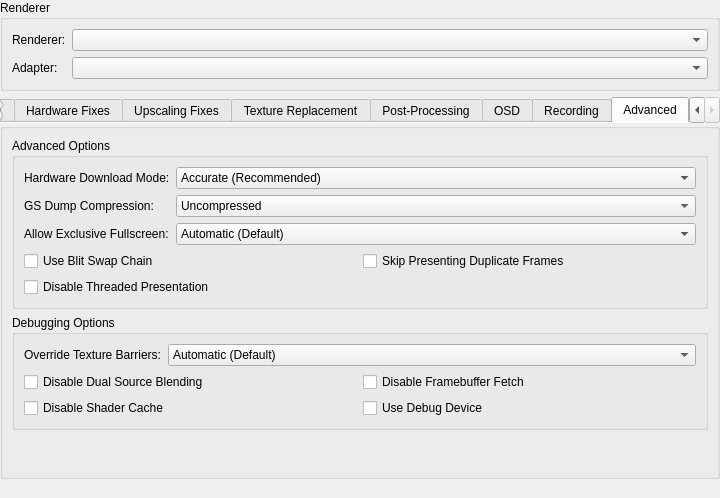
First picture: the form in pcsx2-qt/Settings/GraphicsSettingsWidget.ui, repository PCSX2/pcsx2, before the edit.
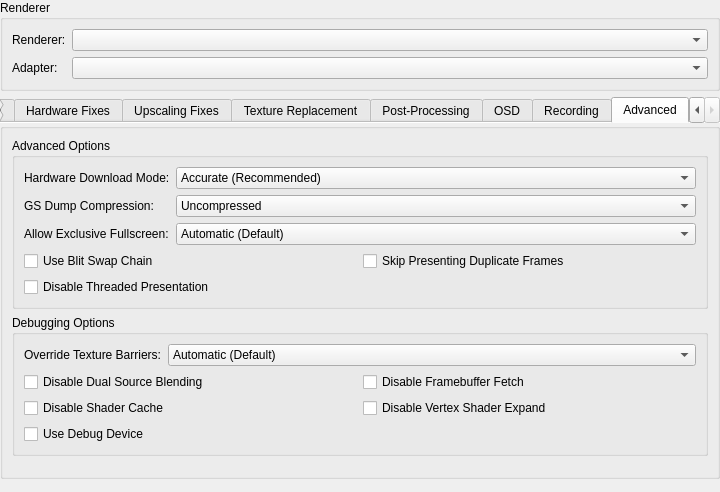
Second picture: the form after the edit. The open tabs and pages were chosen to show the change.

Commit message:
GS: Add option to disable vertex shader expand
And automatically disable it on Fermi (buggy driver).

The edit to the form file:
```diff
--- a/pcsx2-qt/Settings/GraphicsSettingsWidget.ui
+++ b/pcsx2-qt/Settings/GraphicsSettingsWidget.ui
@@ -7,7 +7,7 @@
     <x>0</x>
     <y>0</y>
     <width>720</width>
-    <height>498</height>
+    <height>492</height>
    </rect>
   </property>
   <property name="windowTitle">
@@ -2146,13 +2146,6 @@
           </item>
           <item row="2" column="0" colspan="2">
            <layout class="QGridLayout" name="gridLayout_7">
-            <item row="0" column="0">
-             <widget class="QCheckBox" name="disableDualSource">
-              <property name="text">
-               <string>Disable Dual Source Blending</string>
-              </property>
-             </widget>
-            </item>
             <item row="0" column="1">
              <widget class="QCheckBox" name="disableFramebufferFetch">
               <property name="text">
@@ -2160,10 +2153,10 @@
               </property>
              </widget>
             </item>
-            <item row="1" column="1">
-             <widget class="QCheckBox" name="useDebugDevice">
+            <item row="0" column="0">
+             <widget class="QCheckBox" name="disableDualSource">
               <property name="text">
-               <string>Use Debug Device</string>
+               <string>Disable Dual Source Blending</string>
               </property>
              </widget>
             </item>
@@ -2174,6 +2167,20 @@
               </property>
              </widget>
             </item>
+            <item row="2" column="0">
+             <widget class="QCheckBox" name="useDebugDevice">
+              <property name="text">
+               <string>Use Debug Device</string>
+              </property>
+             </widget>
+            </item>
+            <item row="1" column="1">
+             <widget class="QCheckBox" name="disableVertexShaderExpand">
+              <property name="text">
+               <string>Disable Vertex Shader Expand</string>
+              </property>
+             </widget>
+            </item>
            </layout>
           </item>
          </layout>
```
The commit also changes 10 other files.
